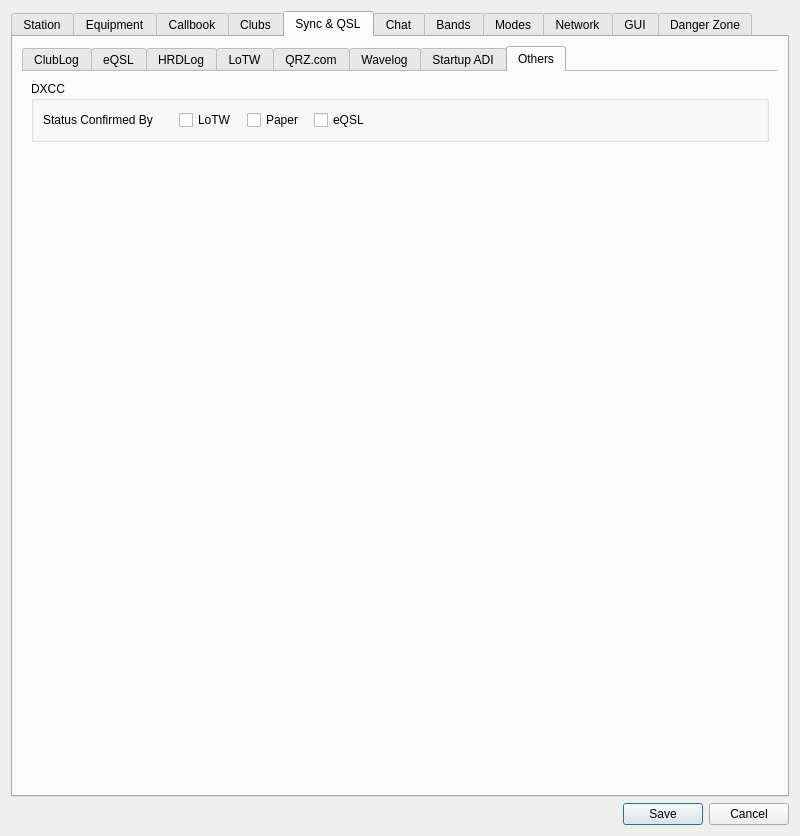
Before: the Qt Designer form ui/SettingsDialog.ui in aa5sh/QLog, drawn with Qt 5.
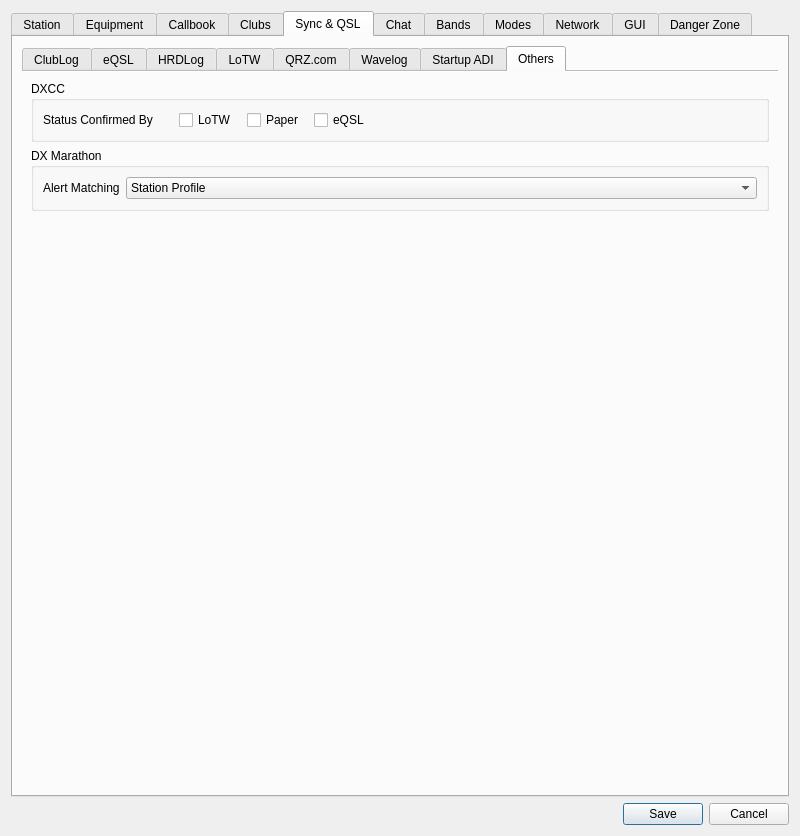
After: the same form once the commit is applied. The open tabs and pages were chosen to show the change. Icons and pictures are not drawn. Custom widgets are drawn as their Qt base class.

Commit message: Add DX Marathon award and alert support

Diff of the .ui file:
```diff
--- a/ui/SettingsDialog.ui
+++ b/ui/SettingsDialog.ui
@@ -4213,6 +4213,33 @@
              </layout>
             </widget>
            </item>
+           <item>
+            <widget class="QGroupBox" name="dxMarathonGroupBox">
+             <property name="sizePolicy">
+              <sizepolicy hsizetype="Preferred" vsizetype="Maximum">
+               <horstretch>0</horstretch>
+               <verstretch>0</verstretch>
+              </sizepolicy>
+             </property>
+             <property name="title">
+              <string>DX Marathon</string>
+             </property>
+             <layout class="QFormLayout" name="dxMarathonFormLayout">
+              <item row="0" column="0">
+               <widget class="QLabel" name="dxMarathonAlertMatchLabel">
+                <property name="text"><string>Alert Matching</string></property>
+               </widget>
+              </item>
+              <item row="0" column="1">
+               <widget class="QComboBox" name="dxMarathonAlertMatchComboBox">
+                <property name="toolTip"><string>Callsign matching can combine contacts made from different operating locations.</string></property>
+                <item><property name="text"><string>Station Profile</string></property></item>
+                <item><property name="text"><string>Callsign</string></property></item>
+               </widget>
+              </item>
+             </layout>
+            </widget>
+           </item>
            <item>
             <spacer name="verticalSpacer_5">
              <property name="orientation">
```
The commit also changes 15 other files.
